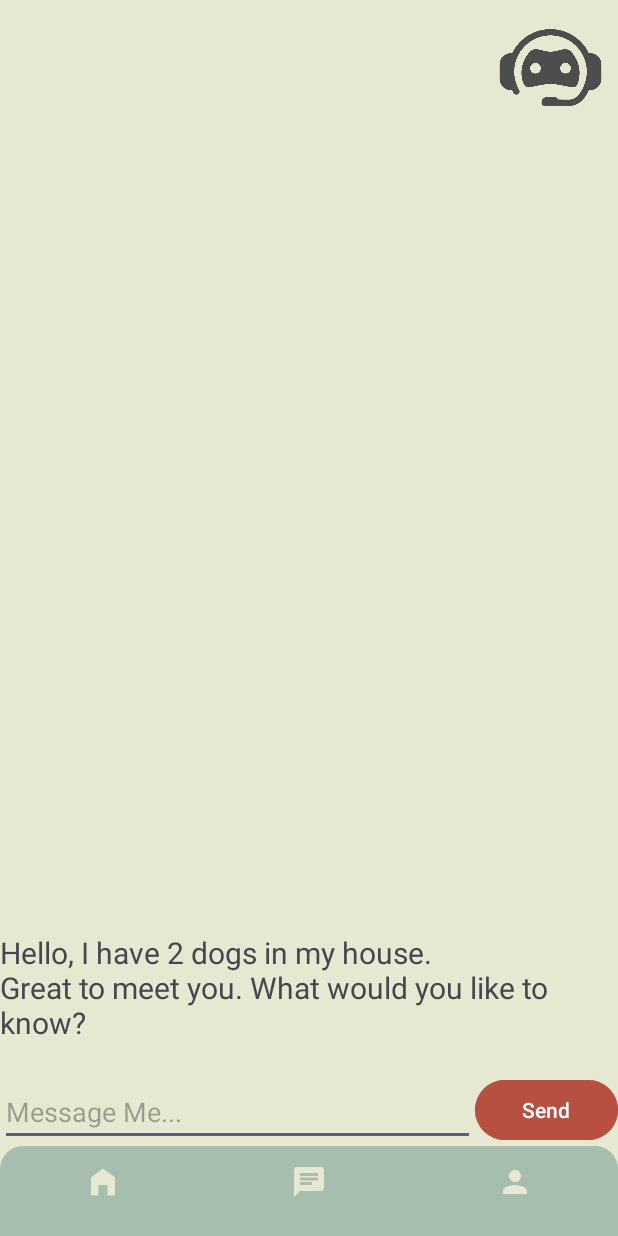
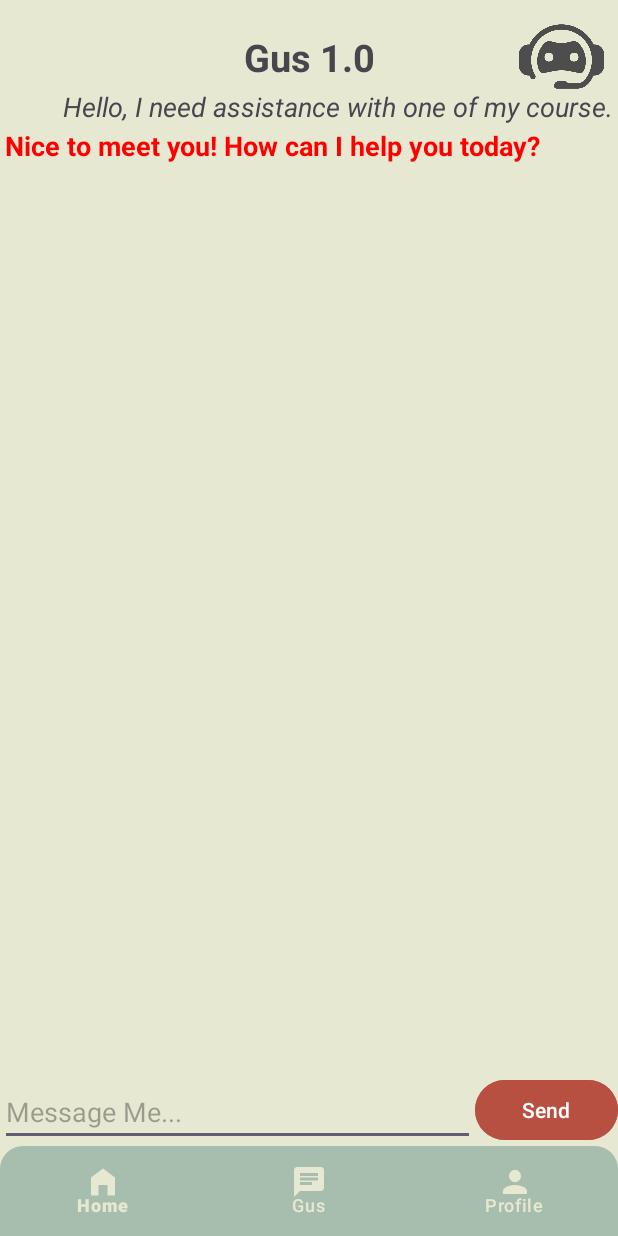
Before and after one commit to RaoulAdem/Mobile-Dev, an Android app: the ChatActivity screen opened directly, with no data from a screen before it, on a phone screen of 412 x 824 dp. Run offline under Robolectric (Android 15) with nearby library versions, the phone set to English and light mode, and no system bars; our stand-ins replace CircleImageView; libraries missing offline, so code that uses them is left out: com.google.ai.client; 2 statements that could not run were skipped.

Commit message:
Improving chatbot design

```diff
--- a/app/src/main/java/com/example/connectproject/ChatActivity.kt
+++ b/app/src/main/java/com/example/connectproject/ChatActivity.kt
@@ -1,8 +1,17 @@
 package com.example.connectproject
 
 import android.content.Intent
+import android.graphics.Color
+import android.graphics.Typeface
 import android.os.Bundle
+import android.text.Layout
+import android.text.Spannable
+import android.text.SpannableString
+import android.text.style.AlignmentSpan
+import android.text.style.ForegroundColorSpan
+import android.text.style.StyleSpan
 import android.view.View
+import android.widget.Toast
 import androidx.appcompat.app.AppCompatActivity
 import com.example.connectproject.databinding.ActivityChatBinding
 import com.google.ai.client.generativeai.Chat
@@ -15,7 +24,7 @@ import kotlinx.coroutines.launch
 class ChatActivity : AppCompatActivity() {
     private lateinit var binding: ActivityChatBinding
     private lateinit var chat: Chat
-    private var stringBuilder: StringBuilder = java.lang.StringBuilder()
+    private val messageList = mutableListOf<Pair<String, Boolean>>()
     override fun onCreate(savedInstanceState: Bundle?) {
         super.onCreate(savedInstanceState)
         binding = ActivityChatBinding.inflate(layoutInflater)
@@ -28,23 +37,22 @@ class ChatActivity : AppCompatActivity() {
 
         chat = generativeModel.startChat(
             history = listOf(
-                content(role = "user") { text("Hello, I have 2 dogs in my house.") },
-                content(role = "model") { text("Great to meet you. What would you like to know?") }
+                content(role = "user") { text("Hello, I need assistance with one of my course.") },
+                content(role = "model") { text("Nice to meet you! How can I help you today?") }
             )
         )
-        stringBuilder.append("Hello, I have 2 dogs in my house.\n")
-        stringBuilder.append("Great to meet you. What would you like to know?\n")
-
-        binding.editTextOutput.text = stringBuilder.toString()
+        messageList.add("Hello, I need assistance with one of my course." to true)
+        messageList.add("Nice to meet you! How can I help you today?" to false)
+        displayMessages()
 
         binding.navigation.setOnItemSelectedListener {
             when (it.itemId) {
+                R.id.home -> {
+                    startActivity(Intent(this, MainActivity::class.java))
+                    return@setOnItemSelectedListener true
+                }
                 R.id.profile -> {
                     startActivity(Intent(this, ProfileActivity::class.java))
-                    return@setOnItemSelectedListener true
-                }
-                R.id.chat -> {
-                    startActivity(Intent(this, ChatActivity::class.java))
                     return@setOnItemSelectedListener true
                 }
                 else -> false
@@ -53,14 +61,60 @@ class ChatActivity : AppCompatActivity() {
     }
 
     fun buttonSendChat(view: View) {
-        stringBuilder.append(binding.editTextInput.text.toString() + "\n")
-        MainScope().launch {
-            val result = chat.sendMessage(binding.editTextInput.text.toString())
-            stringBuilder.append(result.text + "\n")
-
-            binding.editTextOutput.text = stringBuilder.toString()
-
-            binding.editTextInput.setText("") //to reset text when sending
+        val userInput = binding.editTextInput.text.toString()
+        binding.editTextInput.setText("") //reset text input when sending
+        if (userInput.isNotEmpty()) {
+            Toast.makeText(this, "Sending message...", Toast.LENGTH_LONG).show()
+            messageList.add(userInput to true)
+            MainScope().launch {
+                val result = chat.sendMessage(userInput)
+                result.text?.let { messageList.add(it to false) } //add bot response
+                displayMessages()
+            }
+        } else {
+            Toast.makeText(this, "Please enter a message", Toast.LENGTH_SHORT).show()
         }
     }
+
+    private fun displayMessages() {
+        val spannableStringBuilder = SpannableString(messageList.joinToString("") { it.first + "\n" })
+        messageList.forEachIndexed { index, message ->
+            val start = spannableStringBuilder.indexOf(message.first)
+            val end = start + message.first.length
+            if (message.second) { //user response format
+                spannableStringBuilder.setSpan(
+                    StyleSpan(Typeface.ITALIC),
+                    start,
+                    end,
+                    Spannable.SPAN_EXCLUSIVE_EXCLUSIVE
+                )
+                spannableStringBuilder.setSpan(
+                    AlignmentSpan.Standard(Layout.Alignment.ALIGN_OPPOSITE),
+                    start,
+                    end,
+                    Spannable.SPAN_EXCLUSIVE_EXCLUSIVE
+                )
+            } else { //bot response format
+                spannableStringBuilder.setSpan(
+                    ForegroundColorSpan(Color.RED),
+                    start,
+                    end,
+                    Spannable.SPAN_EXCLUSIVE_EXCLUSIVE
+                )
+                spannableStringBuilder.setSpan(
+                    StyleSpan(Typeface.BOLD),
+                    start,
+                    end,
+                    Spannable.SPAN_EXCLUSIVE_EXCLUSIVE
+                )
+                spannableStringBuilder.setSpan(
+                    AlignmentSpan.Standard(Layout.Alignment.ALIGN_NORMAL),
+                    start,
+                    end,
+                    Spannable.SPAN_EXCLUSIVE_EXCLUSIVE
+                )
+            }
+        }
+        binding.editTextOutput.text = spannableStringBuilder
+    }
 }
--- a/app/src/main/res/layout/activity_chat.xml
+++ b/app/src/main/res/layout/activity_chat.xml
@@ -8,11 +8,23 @@
     android:orientation="vertical"
     android:background="?android:attr/colorPrimary"
     tools:context=".ChatActivity">
+    <TextView
+        android:id="@+id/botInfo"
+        android:layout_width="match_parent"
+        android:layout_height="wrap_content"
+        android:textSize="25sp"
+        android:text="Gus 1.0"
+        android:gravity="center"
+        android:textStyle="bold"
+        app:layout_constraintBottom_toBottomOf="@+id/botLogo"
+        app:layout_constraintEnd_toStartOf="@+id/botLogo"
+        app:layout_constraintStart_toStartOf="parent"
+        app:layout_constraintTop_toTopOf="@+id/botLogo"/>
 
     <de.hdodenhof.circleimageview.CircleImageView
         android:id="@+id/botLogo"
-        android:layout_width="90dp"
-        android:layout_height="90dp"
+        android:layout_width="75dp"
+        android:layout_height="75dp"
         android:src="@drawable/bot"
         app:layout_constraintCircleRadius="20dp"
         app:layout_constraintEnd_toEndOf="parent"
@@ -22,15 +34,23 @@
 
     </de.hdodenhof.circleimageview.CircleImageView>
 
-    <TextView
-        android:id="@+id/editTextOutput"
+    <ScrollView
+        android:id="@+id/scrollView"
         android:layout_width="match_parent"
-        android:layout_height="552dp"
-        android:gravity="bottom|start"
-        android:textSize="20sp"
-        app:layout_constraintBottom_toTopOf="@+id/editTextInput"
+        android:layout_height="600dp"
+        app:layout_constraintBottom_toBottomOf="parent"
         app:layout_constraintEnd_toEndOf="parent"
-        app:layout_constraintStart_toStartOf="parent" />
+        app:layout_constraintStart_toStartOf="parent"
+        app:layout_constraintTop_toBottomOf="@+id/botInfo"
+        app:layout_constraintVertical_bias="0">
+
+        <TextView
+            android:id="@+id/editTextOutput"
+            android:layout_width="match_parent"
+            android:layout_height="wrap_content"
+            android:padding="3dp"
+            android:textSize="18sp" />
+    </ScrollView>
 
     <EditText
         android:id="@+id/editTextInput"
--- a/app/src/main/res/layout/group_item.xml
+++ b/app/src/main/res/layout/group_item.xml
@@ -13,7 +13,7 @@
         android:layout_weight="1"
         android:gravity="center"
         android:textColor="@color/black"
-        android:textSize="17sp"
+        android:textSize="18sp"
         android:textStyle="bold" />
 
     <de.hdodenhof.circleimageview.CircleImageView
--- a/app/src/main/res/menu/navigation.xml
+++ b/app/src/main/res/menu/navigation.xml
@@ -3,16 +3,16 @@
     <item
         android:id="@+id/home"
         android:icon="@drawable/baseline_home_filled_24"
-        android:title=""
+        android:title="Home"
         android:checkable="true" />
     <item
         android:id="@+id/chat"
         android:icon="@drawable/baseline_chat_24"
-        android:title=""
+        android:title="Gus"
         android:checkable="true" />
     <item
         android:id="@+id/profile"
         android:icon="@drawable/baseline_person_24"
-        android:title=""
+        android:title="Profile"
         android:checkable="true" />
 </menu>
```
Also changed, not shown: app/src/main/java/com/example/connectproject/LoginActivity.kt (+0 -11 lines), app/src/main/java/com/example/connectproject/MainActivity.kt (+10 -11 lines), app/src/main/java/com/example/connectproject/ProfileActivity.kt (+45 -12 lines), app/src/main/res/layout/activity_home.xml (+8 -7 lines), app/src/main/res/layout/activity_profile.xml (+7 -12 lines), app/src/main/res/layout/dialog_remove_favorites.xml (added, +37 -0 lines).
